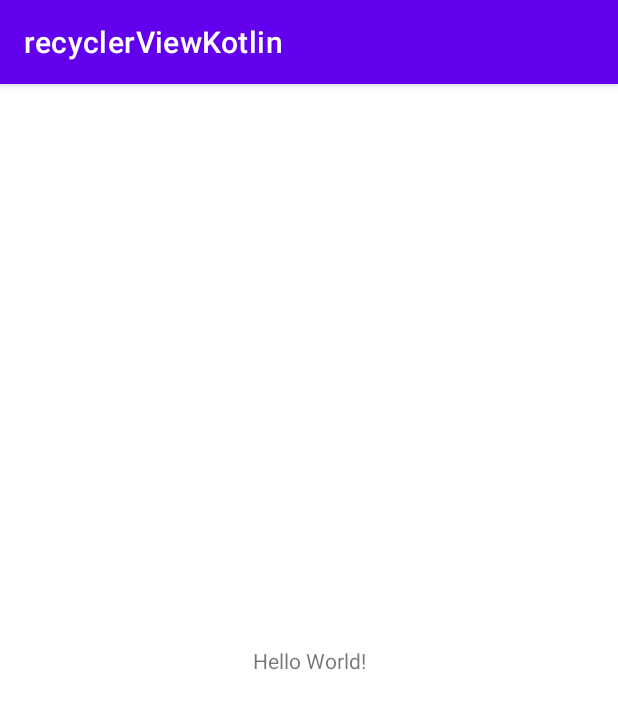
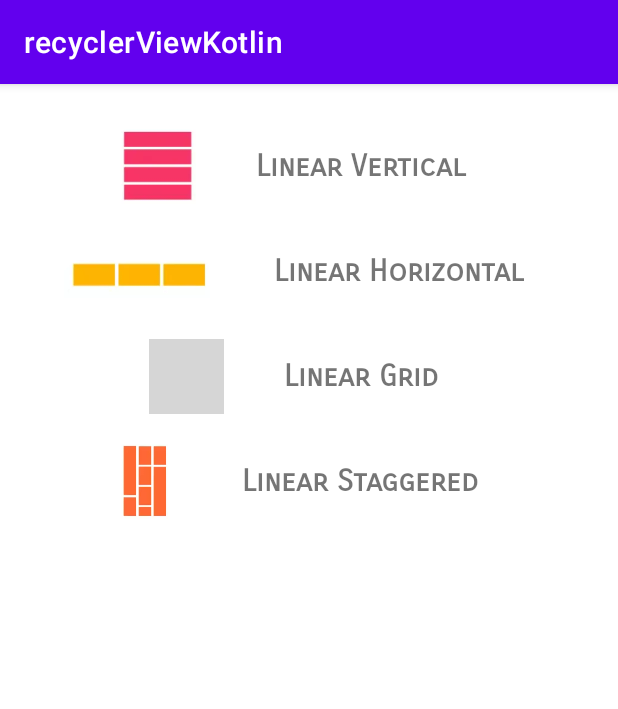
Before and after one commit to marianaph6/recyclerViewKotlin, an Android app: the screen it shows after launch (MainActivity), on a phone screen of 412 x 824 dp. Shown: the top 709 px of the screen. Run offline under Robolectric (Android 15) with nearby library versions, the phone set to English and light mode, and no system bars; grey boxes are pictures that could not be loaded.

Commit message:
Images and strings to menu options main activity

```diff
--- a/app/src/main/res/layout/activity_main.xml
+++ b/app/src/main/res/layout/activity_main.xml
@@ -3,16 +3,155 @@
     xmlns:app="http://schemas.android.com/apk/res-auto"
     xmlns:tools="http://schemas.android.com/tools"
     android:layout_width="match_parent"
+    android:layout_margin="20dp"
     android:layout_height="match_parent"
+    android:layout_gravity="center"
     tools:context=".MainActivity">
 
-    <TextView
-        android:layout_width="wrap_content"
+    <RelativeLayout
+        android:id="@+id/rl_LinearVertical"
+        android:layout_width="match_parent"
         android:layout_height="wrap_content"
-        android:text="Hello World!"
-        app:layout_constraintBottom_toBottomOf="parent"
-        app:layout_constraintEnd_toEndOf="parent"
-        app:layout_constraintStart_toStartOf="parent"
-        app:layout_constraintTop_toTopOf="parent" />
+        android:gravity="center"
+        android:clickable="true"
+        tools:ignore="MissingConstraints"
+        android:focusable="true">
+
+        <ImageView
+            android:id="@+id/imgView_LinearVertical"
+            android:layout_width="50dp"
+            android:layout_height="50dp"
+            android:layout_alignParentStart="true"
+            android:layout_alignParentTop="true"
+            android:layout_margin="10dp"
+            android:src="@drawable/vertical" />
+
+        <TextView
+            android:layout_width="wrap_content"
+            android:layout_height="wrap_content"
+            android:layout_centerVertical="true"
+            android:layout_margin="10dp"
+            android:layout_toEndOf="@+id/imgView_LinearVertical"
+            android:fontFamily="sans-serif-smallcaps"
+            android:paddingStart="20dp"
+            android:paddingEnd="20dp"
+            android:text="@string/linear_vertical"
+            android:textAllCaps="false"
+            android:textSize="20sp"
+            android:textStyle="bold" />
+
+    </RelativeLayout>
+
+    <RelativeLayout
+        android:id="@+id/rl_LinearHorizontal"
+        android:layout_width="match_parent"
+        app:layout_constraintTop_toBottomOf="@+id/rl_LinearVertical"
+        android:layout_height="wrap_content"
+        android:gravity="center"
+        android:clickable="true"
+        tools:ignore="MissingConstraints"
+        android:focusable="true">
+
+        <ImageView
+            android:id="@+id/imgView_LinearHorizontal"
+            android:layout_width="100dp"
+            android:layout_height="50dp"
+            android:layout_alignParentStart="true"
+            android:layout_alignParentTop="true"
+            android:layout_marginStart="10dp"
+            android:layout_marginTop="10dp"
+            android:layout_marginEnd="10dp"
+            android:layout_marginBottom="10dp"
+            android:src="@drawable/horizontal" />
+
+        <TextView
+            android:layout_width="wrap_content"
+            android:layout_height="wrap_content"
+            android:layout_centerVertical="true"
+            android:layout_marginStart="10dp"
+            android:layout_marginTop="10dp"
+            android:layout_marginEnd="10dp"
+            android:layout_marginBottom="10dp"
+            android:layout_toEndOf="@+id/imgView_LinearHorizontal"
+            android:fontFamily="sans-serif-smallcaps"
+            android:paddingStart="20dp"
+            android:paddingEnd="20dp"
+            android:text="@string/linear_horizontal"
+            android:textAllCaps="false"
+            android:textSize="20sp"
+            android:textStyle="bold" />
+
+    </RelativeLayout>
+
+    <RelativeLayout
+        android:id="@+id/rl_LinearGrid"
+        app:layout_constraintTop_toBottomOf="@+id/rl_LinearHorizontal"
+        android:layout_width="match_parent"
+        android:layout_height="wrap_content"
+        android:gravity="center"
+        android:clickable="true"
+        tools:ignore="MissingConstraints"
+        android:focusable="true">
+
+        <ImageView
+            android:id="@+id/imgView_LinearGrid"
+            android:layout_width="50dp"
+            android:layout_height="50dp"
+            android:layout_alignParentStart="true"
+            android:layout_alignParentTop="true"
+            android:layout_margin="10dp"
+            android:src="@drawable/grid" />
+
+        <TextView
+            android:layout_width="wrap_content"
+            android:layout_height="wrap_content"
+            android:layout_centerVertical="true"
+            android:layout_margin="10dp"
+            android:layout_toEndOf="@+id/imgView_LinearGrid"
+            android:fontFamily="sans-serif-smallcaps"
+            android:paddingStart="20dp"
+            android:paddingEnd="20dp"
+            android:clickable="true"
+            android:text="@string/linear_grid"
+            android:textAllCaps="false"
+            android:textSize="20sp"
+            android:textStyle="bold" />
+
+    </RelativeLayout>
+
+    <RelativeLayout
+        android:id="@+id/rl_LinearStaggered"
+        android:layout_width="match_parent"
+        android:layout_height="wrap_content"
+        android:gravity="center"
+        app:layout_constraintTop_toBottomOf="@+id/rl_LinearGrid"
+        android:clickable="true"
+        tools:ignore="MissingConstraints"
+        android:focusable="true">
+
+        <ImageView
+            android:id="@+id/image"
+            android:layout_width="50dp"
+            android:layout_height="50dp"
+            android:layout_alignParentStart="true"
+            android:layout_alignParentTop="true"
+            android:layout_margin="10dp"
+            android:src="@drawable/staggered" />
+
+        <TextView
+            android:layout_width="wrap_content"
+            android:layout_height="wrap_content"
+            android:layout_centerVertical="true"
+            android:layout_margin="10dp"
+            android:layout_toEndOf="@+id/image"
+            android:fontFamily="sans-serif-smallcaps"
+            android:paddingStart="20dp"
+            android:paddingEnd="20dp"
+            android:text="@string/linear_staggered"
+            android:textAllCaps="false"
+            android:textSize="20sp"
+            android:textStyle="bold" />
+
+    </RelativeLayout>
 
 </androidx.constraintlayout.widget.ConstraintLayout>
--- a/app/src/main/res/values/strings.xml
+++ b/app/src/main/res/values/strings.xml
@@ -1,3 +1,7 @@
 <resources>
     <string name="app_name">recyclerViewKotlin</string>
+    <string name="linear_vertical">Linear Vertical</string>
+    <string name="linear_horizontal">Linear Horizontal</string>
+    <string name="linear_grid">Linear Grid</string>
+    <string name="linear_staggered">Linear Staggered</string>
 </resources>
```
Also changed, not shown: app/src/main/res/drawable/horizontal.webp (added), app/src/main/res/drawable/staggered.webp (added), app/src/main/res/drawable/vertical.webp (added).
